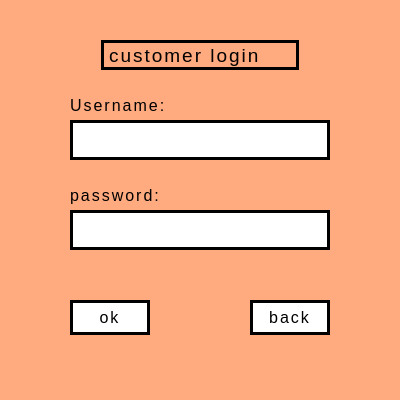
Old version of the form customerwindow.ui in the repository M0tgh3y/MOT-Stor-Qt.
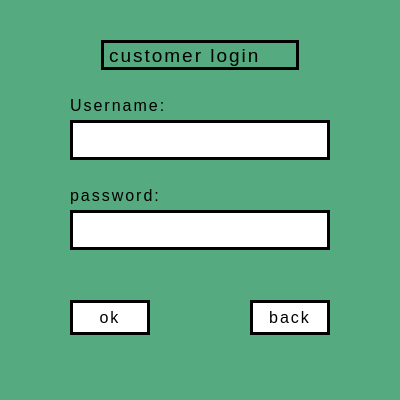
New version of the form.

```diff
--- a/customerwindow.ui
+++ b/customerwindow.ui
@@ -14,7 +14,7 @@
    <string>Form</string>
   </property>
   <property name="styleSheet">
-   <string notr="true">background-color: rgb(255, 170, 127)</string>
+   <string notr="true">background-color: rgb(85, 170, 127)</string>
   </property>
   <widget class="QPushButton" name="ok">
    <property name="geometry">
```
Left out of the diff: 6 changed lines with no effect on the pictures.
